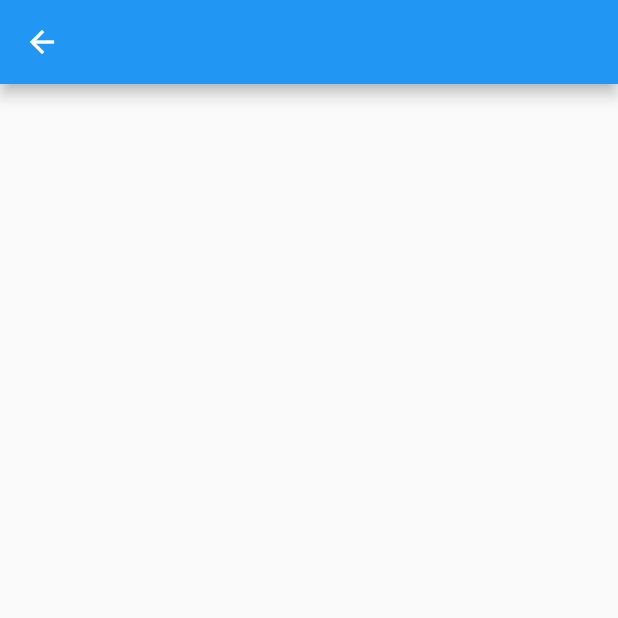
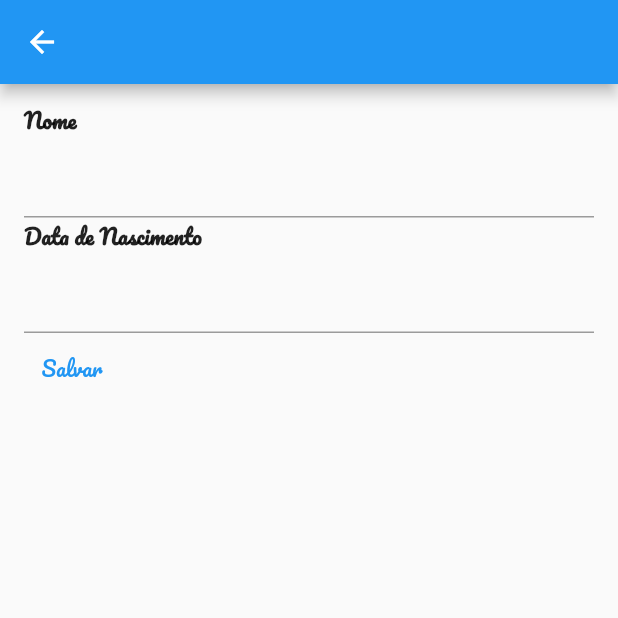
Before and after one commit to Maycon-crz/Bootcamp_Formacao-Flutter-Specialist_DIO, a Flutter app: the MainPage screen opened directly, in the side drawer, after a tap on "Dados Cadastrais", on a phone screen of 412 x 824 dp, the top half of it. Run offline on Flutter 3.47's test engine with Material 2 defaults, Android fonts, the phone set to English and light mode, and no system bars; our stand-ins replace google_fonts; network calls fail.

Commit message:
Manipulando data

```diff
--- a/modulo2/trilhaapp/lib/pages/dados_cadastrais.dart
+++ b/modulo2/trilhaapp/lib/pages/dados_cadastrais.dart
@@ -1,10 +1,25 @@
 import 'package:flutter/cupertino.dart';
 import 'package:flutter/material.dart';
 
-class DadosCadastrais extends StatelessWidget {
-  final String texto;
-  final List<String> data;
-  const DadosCadastrais({Key? key, required this.texto, required this.data}) : super(key: key);
+class DadosCadastrais extends StatefulWidget {
+  const DadosCadastrais({Key? key}) : super(key: key);
+
+  @override
+  State<DadosCadastrais> createState() => _DadosCadastraisState();
+}
+
+class _DadosCadastraisState extends State<DadosCadastrais> {
+  TextEditingController nomeController = TextEditingController(text: "");
+  final datePickerController = TextEditingController(text: "");
+
+  DateTime? dataNascimento;
+
+  Text returnText(String texto) {
+    return Text(
+      texto,
+      style: const TextStyle(fontSize: 14, fontWeight: FontWeight.bold),
+    );
+  }
 
   @override
   Widget build(BuildContext context) {
@@ -12,7 +27,40 @@ class DadosCadastrais extends StatelessWidget {
       appBar: AppBar(
         title: const Text(''),
       ),
-      body: Container(),
+      body: Padding(
+        padding: const EdgeInsets.symmetric(vertical: 12, horizontal: 16),
+        child: Column(
+          crossAxisAlignment: CrossAxisAlignment.start,
+          children: [
+            returnText("Nome"),
+            TextFormField(
+              controller: nomeController,
+            ),
+            returnText("Data de Nascimento"),
+            TextFormField(
+              controller: datePickerController,
+              readOnly: true,
+              onTap: () async {
+                var data = await showDatePicker(
+                  context: context,
+                  initialDate: DateTime(2000, 1, 1),
+                  firstDate: DateTime(1900, 1, 1),
+                  lastDate: DateTime(2023, 10, 23),
+                );
+                if (data != null) {
+                  datePickerController.text = data.toString();
+                  dataNascimento = data;
+                }
+              },
+            ),
+            TextButton(
+                onPressed: () {
+                  print(dataNascimento.toString());
+                },
+                child: const Text("Salvar")),
+          ],
+        ),
+      ),
     );
   }
 }
--- a/modulo2/trilhaapp/lib/pages/main_page.dart
+++ b/modulo2/trilhaapp/lib/pages/main_page.dart
@@ -40,8 +40,7 @@ class _MainPageState extends State<MainPage> {
                     Navigator.push(
                       context,
                       MaterialPageRoute(
-                        builder: (context) =>
-                            const DadosCadastrais(texto: "Dados", data: []),
+                        builder: (context) => const DadosCadastrais(),
                       ),
                     );
                   },
```
